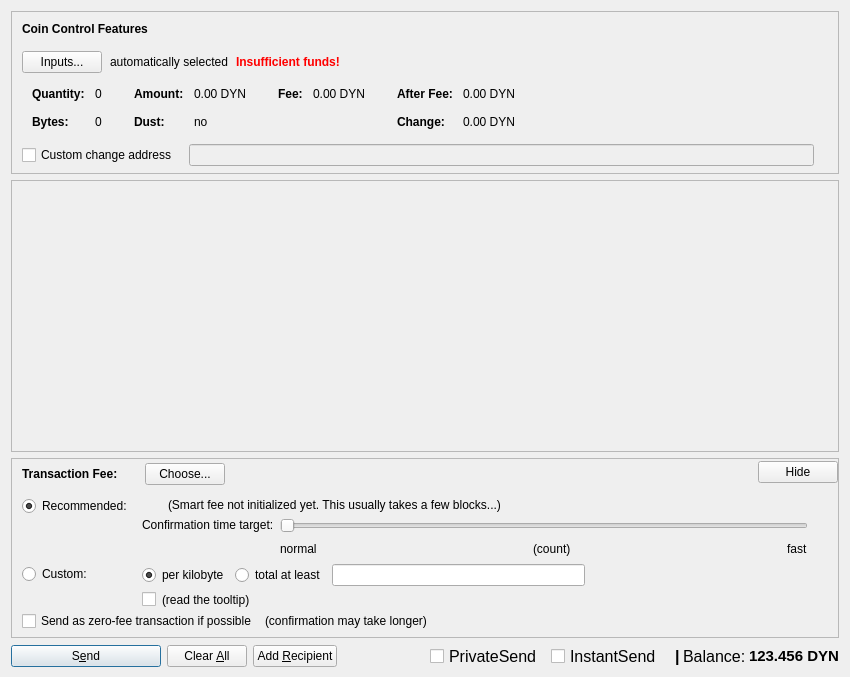
duality-solutions/Dynamic, file src/qt/forms/sendcoinsdialog.ui: the form before one commit.
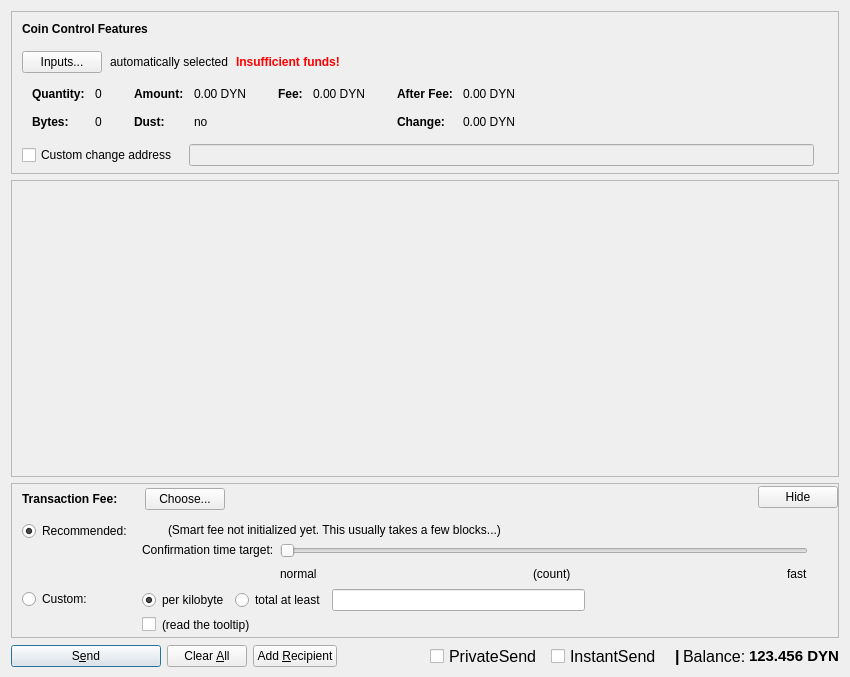
The form after the commit. Custom widgets are drawn as their Qt base class.

Commit message: Remove zero-fee

The edit to the form file:
```diff
--- a/src/qt/forms/sendcoinsdialog.ui
+++ b/src/qt/forms/sendcoinsdialog.ui
@@ -1158,59 +1158,6 @@
              </item>
             </layout>
            </item>
-           <item>
-            <layout class="QHBoxLayout" name="horizontalLayoutFee5" stretch="0,0,0">
-             <property name="spacing">
-              <number>8</number>
-             </property>
-             <property name="bottomMargin">
-              <number>4</number>
-             </property>
-             <item>
-              <widget class="QCheckBox" name="checkBoxFreeTx">
-               <property name="text">
-                <string>Send as zero-fee transaction if possible</string>
-               </property>
-              </widget>
-             </item>
-             <item>
-              <widget class="QLabel" name="labelFreeTx">
-               <property name="text">
-                <string>(confirmation may take longer)</string>
-               </property>
-               <property name="margin">
-                <number>5</number>
-               </property>
-              </widget>
-             </item>
-             <item>
-              <spacer name="horizontalSpacerFee5">
-               <property name="orientation">
-                <enum>Qt::Horizontal</enum>
-               </property>
-               <property name="sizeHint" stdset="0">
-                <size>
-                 <width>1</width>
-                 <height>1</height>
-                </size>
-               </property>
-              </spacer>
-             </item>
-            </layout>
-           </item>
-           <item>
-            <spacer name="verticalSpacerFee2">
-             <property name="orientation">
-              <enum>Qt::Vertical</enum>
-             </property>
-             <property name="sizeHint" stdset="0">
-              <size>
-               <width>1</width>
-               <height>1</height>
-              </size>
-             </property>
-            </spacer>
-           </item>
           </layout>
          </widget>
         </item>
```
The commit also changes 9 other files.
